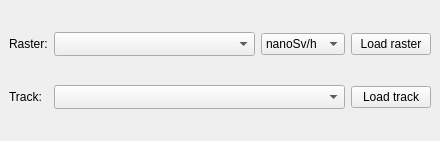
Before: the Qt Designer form ground_radiation_monitoring_dockwidget_base.ui in ctu-geoforall-lab-projects/bp-kala-2017, drawn with Qt 5.
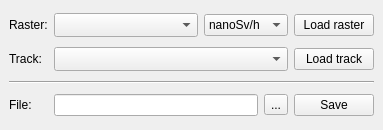
After: the same form once the commit is applied. Custom widgets are drawn as their Qt base class.

Diff of the .ui file:
```diff
--- a/ground_radiation_monitoring_dockwidget_base.ui
+++ b/ground_radiation_monitoring_dockwidget_base.ui
@@ -6,8 +6,8 @@
    <rect>
     <x>0</x>
     <y>0</y>
-    <width>440</width>
-    <height>141</height>
+    <width>383</width>
+    <height>130</height>
    </rect>
   </property>
   <property name="windowTitle">
@@ -35,7 +35,7 @@
       </property>
      </widget>
     </item>
-    <item row="0" column="2">
+    <item row="0" column="2" colspan="2">
      <widget class="QComboBox" name="unit_box">
       <item>
        <property name="text">
@@ -59,7 +59,7 @@
       </item>
      </widget>
     </item>
-    <item row="0" column="3">
+    <item row="0" column="4">
      <widget class="QPushButton" name="load_raster">
       <property name="text">
        <string>Load raster</string>
@@ -73,14 +73,49 @@
       </property>
      </widget>
     </item>
-    <item row="1" column="3">
+    <item row="1" column="4">
      <widget class="QPushButton" name="load_track">
       <property name="text">
        <string>Load track</string>
       </property>
      </widget>
     </item>
-    <item row="1" column="1" colspan="2">
+    <item row="2" column="0" colspan="5">
+     <widget class="Line" name="line">
+      <property name="orientation">
+       <enum>Qt::Horizontal</enum>
+      </property>
+     </widget>
+    </item>
+    <item row="3" column="0">
+     <widget class="QLabel" name="file_label">
+      <property name="text">
+       <string>File:</string>
+      </property>
+     </widget>
+    </item>
+    <item row="3" column="1" colspan="2">
+     <widget class="QLineEdit" name="save_file">
+      <property name="readOnly">
+       <bool>true</bool>
+      </property>
+     </widget>
+    </item>
+    <item row="3" column="3">
+     <widget class="QToolButton" name="dir_button">
+      <property name="text">
+       <string>...</string>
+      </property>
+     </widget>
+    </item>
+    <item row="3" column="4">
+     <widget class="QPushButton" name="save_button">
+      <property name="text">
+       <string>Save</string>
+      </property>
+     </widget>
+    </item>
+    <item row="1" column="1" colspan="3">
      <widget class="QgsMapLayerComboBox" name="track_box">
       <property name="sizePolicy">
        <sizepolicy hsizetype="Expanding" vsizetype="Fixed">
```
